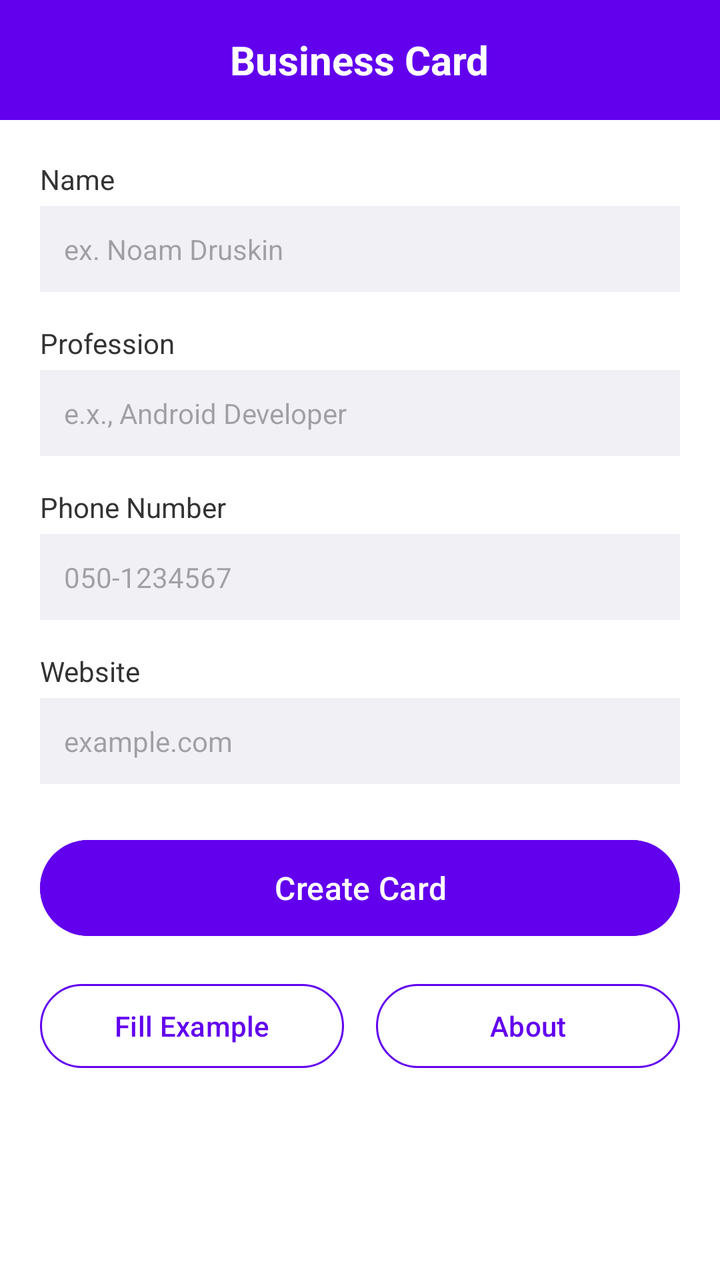
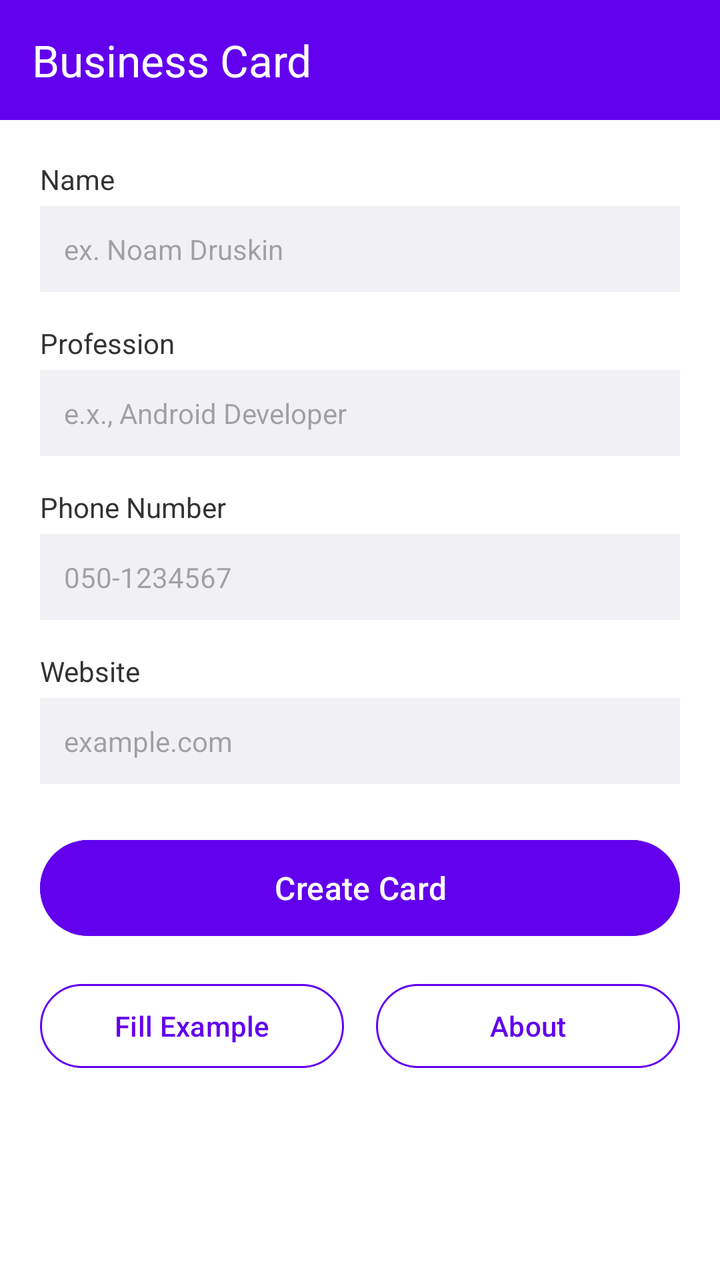

An Android layout rendered at two revisions. The XML below is the earlier revision; the diff shows what the commit changed to produce the second picture.
<!-- AndroidManifest.xml: application theme Theme.DigitalCard -->
<!-- res/layout/activity_main.xml -->
<?xml version="1.0" encoding="utf-8"?>
<LinearLayout xmlns:android="http://schemas.android.com/apk/res/android"
    xmlns:app="http://schemas.android.com/apk/res-auto"
    android:layout_width="match_parent"
    android:layout_height="match_parent"
    android:orientation="vertical"
    android:background="#FFFFFF">

    <LinearLayout
        android:layout_width="match_parent"
        android:layout_height="60dp"
        android:background="#6200EE"
        android:gravity="center"
        android:orientation="horizontal"
        android:padding="8dp">

        <TextView
            android:layout_width="wrap_content"
            android:layout_height="wrap_content"
            android:text="Business Card"
            android:textColor="#FFFFFF"
            android:textSize="20sp"
            android:textStyle="bold" />

    </LinearLayout>

    <ScrollView
        android:layout_width="match_parent"
        android:layout_height="match_parent"
        android:padding="20dp">

        <LinearLayout
            android:layout_width="match_parent"
            android:layout_height="wrap_content"
            android:orientation="vertical">

            <TextView
                android:layout_width="wrap_content"
                android:layout_height="wrap_content"
                android:text="Name"
                android:textColor="#333333"
                android:textSize="14sp" />

            <EditText
                android:id="@+id/etFullName"
                android:layout_width="match_parent"
                android:layout_height="wrap_content"
                android:layout_marginTop="4dp"
                android:layout_marginBottom="16dp"
                android:background="#F0F0F5"
                android:hint="ex. Noam Druskin"
                android:padding="12dp"
                android:textSize="14sp" />

            <TextView
                android:layout_width="wrap_content"
                android:layout_height="wrap_content"
                android:text="Profession"
                android:textColor="#333333"
                android:textSize="14sp" />

            <EditText
                android:id="@+id/etJobTitle"
                android:layout_width="match_parent"
                android:layout_height="wrap_content"
                android:layout_marginTop="4dp"
                android:layout_marginBottom="16dp"
                android:background="#F0F0F5"
                android:hint="e.x., Android Developer"
                android:padding="12dp"
                android:textSize="14sp" />

            <TextView
                android:layout_width="wrap_content"
                android:layout_height="wrap_content"
                android:text="Phone Number"
                android:textColor="#333333"
                android:textSize="14sp" />

            <EditText
                android:id="@+id/etPhone"
                android:layout_width="match_parent"
                android:layout_height="wrap_content"
                android:layout_marginTop="4dp"
                android:layout_marginBottom="16dp"
                android:background="#F0F0F5"
                android:hint="050-1234567"
                android:inputType="phone"
                android:padding="12dp"
                android:textSize="14sp" />

            <TextView
                android:layout_width="wrap_content"
                android:layout_height="wrap_content"
                android:text="Website"
                android:textColor="#333333"
                android:textSize="14sp" />

            <EditText
                android:id="@+id/etWebsite"
                android:layout_width="match_parent"
                android:layout_height="wrap_content"
                android:layout_marginTop="4dp"
                android:layout_marginBottom="24dp"
                android:background="#F0F0F5"
                android:hint="example.com"
                android:inputType="textUri"
                android:padding="12dp"
                android:textSize="14sp" />

            <Button
                android:id="@+id/btnCreateCard"
                android:layout_width="match_parent"
                android:layout_height="56dp"
                android:layout_marginBottom="16dp"
                android:backgroundTint="#6200EE"
                android:text="Create Card"
                android:textAllCaps="false"
                android:textColor="#FFFFFF"
                android:textSize="16sp"
                app:cornerRadius="28dp" />

            <LinearLayout
                android:layout_width="match_parent"
                android:layout_height="wrap_content"
                android:orientation="horizontal">

                <Button
                    android:id="@+id/btnFillSample"
                    style="?attr/materialButtonOutlinedStyle"
                    android:layout_width="0dp"
                    android:layout_height="50dp"
                    android:layout_marginEnd="8dp"
                    android:layout_weight="1"
                    android:text="Fill Example"
                    android:textAllCaps="false"
                    android:textColor="#6200EE"
                    app:cornerRadius="25dp"
                    app:strokeColor="#6200EE" />

                <Button
                    android:id="@+id/btnAbout"
                    style="?attr/materialButtonOutlinedStyle"
                    android:layout_width="0dp"
                    android:layout_height="50dp"
                    android:layout_marginStart="8dp"
                    android:layout_weight="1"
                    android:text="About"
                    android:textAllCaps="false"
                    android:textColor="#6200EE"
                    app:cornerRadius="25dp"
                    app:strokeColor="#6200EE" />
            </LinearLayout>

        </LinearLayout>
    </ScrollView>

</LinearLayout>
<!-- resources referenced by this layout -->
<resources>
  <style name="Theme.DigitalCard" parent="Base.Theme.DigitalCard" />
  <style name="Base.Theme.DigitalCard" parent="Theme.Material3.DayNight.NoActionBar">
          
          
      </style>
</resources>

<!-- the commit's change to res/layout/activity_main.xml (unified diff, before → after) -->
@@ -6,23 +6,14 @@
     android:orientation="vertical"
     android:background="#FFFFFF">
 
-    <LinearLayout
+    <androidx.appcompat.widget.Toolbar
+        android:id="@+id/toolbar"
         android:layout_width="match_parent"
         android:layout_height="60dp"
         android:background="#6200EE"
-        android:gravity="center"
-        android:orientation="horizontal"
-        android:padding="8dp">
-
-        <TextView
-            android:layout_width="wrap_content"
-            android:layout_height="wrap_content"
-            android:text="Business Card"
-            android:textColor="#FFFFFF"
-            android:textSize="20sp"
-            android:textStyle="bold" />
-
-    </LinearLayout>
+        app:title="Business Card"
+        app:titleTextColor="#FFFFFF"
+        app:theme="@style/ThemeOverlay.AppCompat.Dark.ActionBar" />
 
     <ScrollView
         android:layout_width="match_parent"
